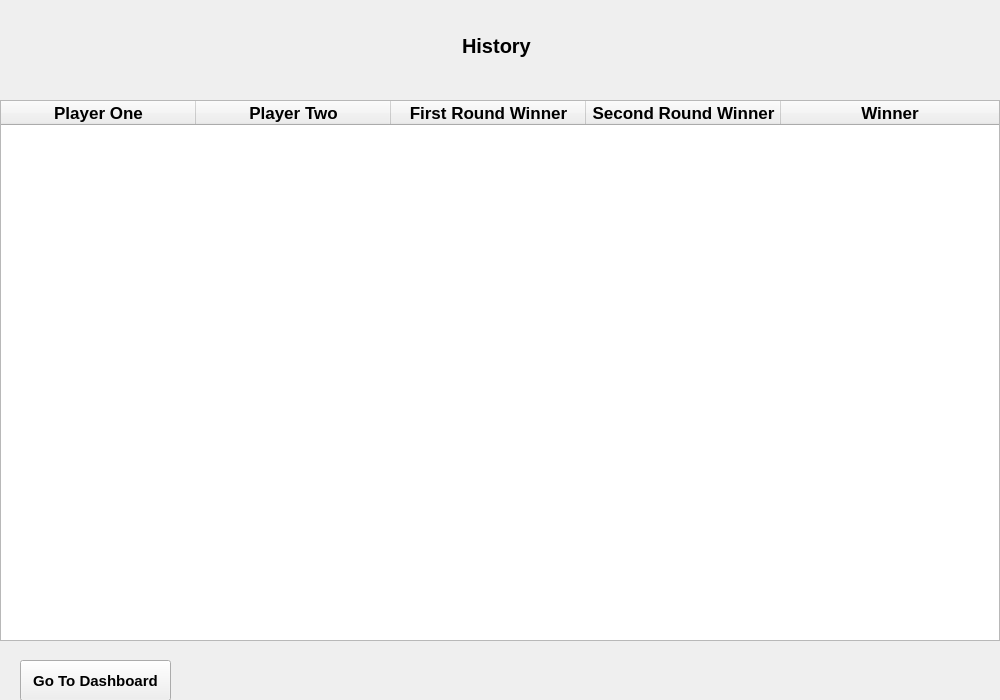
Above: windows/History/history.ui from hamidreza2005/PlanetVsZombies before the change. Below: the same form after it.
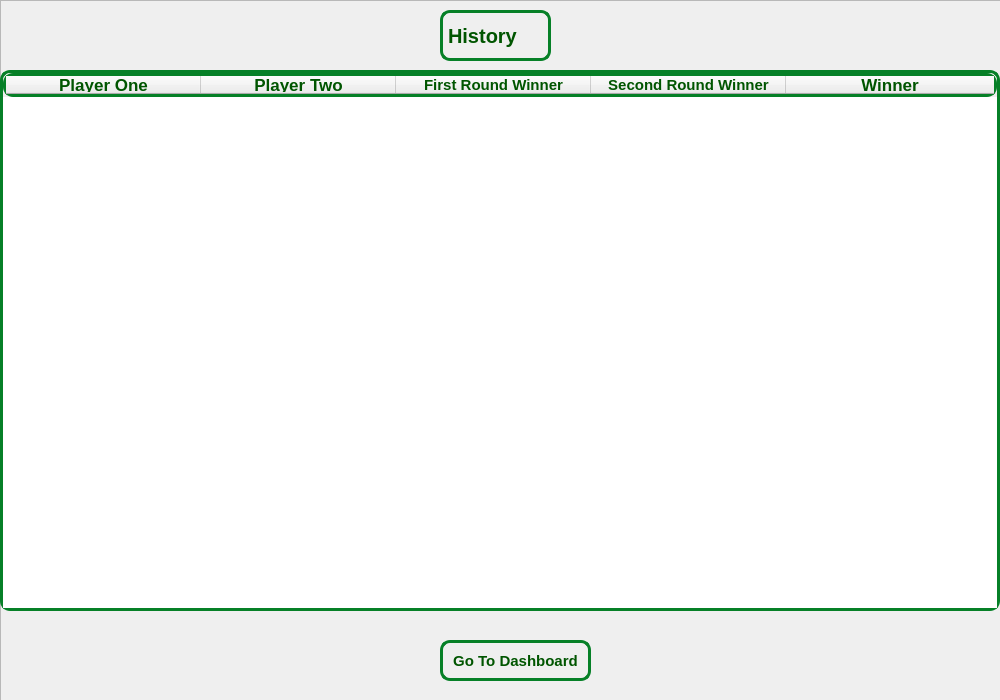
That is the form after the change. Icons and pictures are not drawn.

Commit message: design 3 pages of game ui

Diff of the .ui file:
```diff
--- a/windows/History/history.ui
+++ b/windows/History/history.ui
@@ -16,62 +16,32 @@
   <property name="styleSheet">
    <string notr="true"/>
   </property>
-  <widget class="QPushButton" name="dashboardLink">
+  <widget class="QFrame" name="frame">
    <property name="geometry">
     <rect>
-     <x>20</x>
-     <y>660</y>
-     <width>151</width>
-     <height>41</height>
+     <x>0</x>
+     <y>0</y>
+     <width>1001</width>
+     <height>701</height>
     </rect>
-   </property>
-   <property name="font">
-    <font>
-     <pointsize>11</pointsize>
-     <bold>true</bold>
-    </font>
-   </property>
-   <property name="cursor">
-    <cursorShape>PointingHandCursor</cursorShape>
-   </property>
-   <property name="text">
-    <string>Go To Dashboard</string>
-   </property>
-  </widget>
-  <widget class="QLabel" name="label">
-   <property name="geometry">
-    <rect>
-     <x>420</x>
-     <y>30</y>
-     <width>321</width>
-     <height>31</height>
-    </rect>
-   </property>
-   <property name="font">
-    <font>
-     <pointsize>15</pointsize>
-     <bold>true</bold>
-    </font>
-   </property>
-   <property name="layoutDirection">
-    <enum>Qt::LayoutDirection::LeftToRight</enum>
    </property>
    <property name="styleSheet">
-    <string notr="true">text-align:center;
-margin:0 auto;</string>
+    <string notr="true">background-image:url(:/resources/images/background/b9.png);
+background-repeat:no-repeat;
+background-position:center;
+</string>
    </property>
-   <property name="text">
-    <string>History</string>
+   <property name="frameShape">
+    <enum>QFrame::StyledPanel</enum>
    </property>
-   <property name="wordWrap">
-    <bool>false</bool>
+   <property name="frameShadow">
+    <enum>QFrame::Raised</enum>
    </property>
-  </widget>
   <widget class="QTableWidget" name="table">
    <property name="geometry">
     <rect>
      <x>0</x>
-     <y>100</y>
+      <y>70</y>
      <width>1000</width>
      <height>541</height>
     </rect>
@@ -82,6 +52,11 @@
      <bold>true</bold>
     </font>
    </property>
+    <property name="styleSheet">
+     <string notr="true">color: rgb(0, 85, 0);
+border:3px solid #068027;
+border-radius:10px;</string>
+    </property>
    <property name="showGrid">
     <bool>true</bool>
    </property>
@@ -149,7 +124,7 @@
     </property>
     <property name="font">
      <font>
-      <pointsize>13</pointsize>
+       <pointsize>11</pointsize>
       <bold>true</bold>
      </font>
     </property>
@@ -160,7 +135,7 @@
     </property>
     <property name="font">
      <font>
-      <pointsize>13</pointsize>
+       <pointsize>11</pointsize>
       <bold>true</bold>
      </font>
     </property>
@@ -176,6 +151,64 @@
      </font>
     </property>
    </column>
+   </widget>
+   <widget class="QLabel" name="label">
+    <property name="geometry">
+     <rect>
+      <x>440</x>
+      <y>10</y>
+      <width>111</width>
+      <height>51</height>
+     </rect>
+    </property>
+    <property name="font">
+     <font>
+      <pointsize>15</pointsize>
+      <bold>true</bold>
+     </font>
+    </property>
+    <property name="layoutDirection">
+     <enum>Qt::LeftToRight</enum>
+    </property>
+    <property name="styleSheet">
+     <string notr="true">color: rgb(0, 85, 0);
+border:3px solid #068027;
+border-radius:10px;</string>
+    </property>
+    <property name="text">
+     <string>History</string>
+    </property>
+    <property name="wordWrap">
+     <bool>false</bool>
+    </property>
+   </widget>
+   <widget class="QPushButton" name="dashboardLink">
+    <property name="geometry">
+     <rect>
+      <x>440</x>
+      <y>640</y>
+      <width>151</width>
+      <height>41</height>
+     </rect>
+    </property>
+    <property name="font">
+     <font>
+      <pointsize>11</pointsize>
+      <bold>true</bold>
+     </font>
+    </property>
+    <property name="cursor">
+     <cursorShape>PointingHandCursor</cursorShape>
+    </property>
+    <property name="styleSheet">
+     <string notr="true">color: rgb(0, 85, 0);
+border:3px solid #068027;
+border-radius:10px;</string>
+    </property>
+    <property name="text">
+     <string>Go To Dashboard</string>
+    </property>
+   </widget>
   </widget>
  </widget>
  <resources/>
```
Left out of the diff: 2 changed lines with no effect on the pictures. Lines whose indentation alone changed are shown as unchanged. The commit also changes 7 other files.
